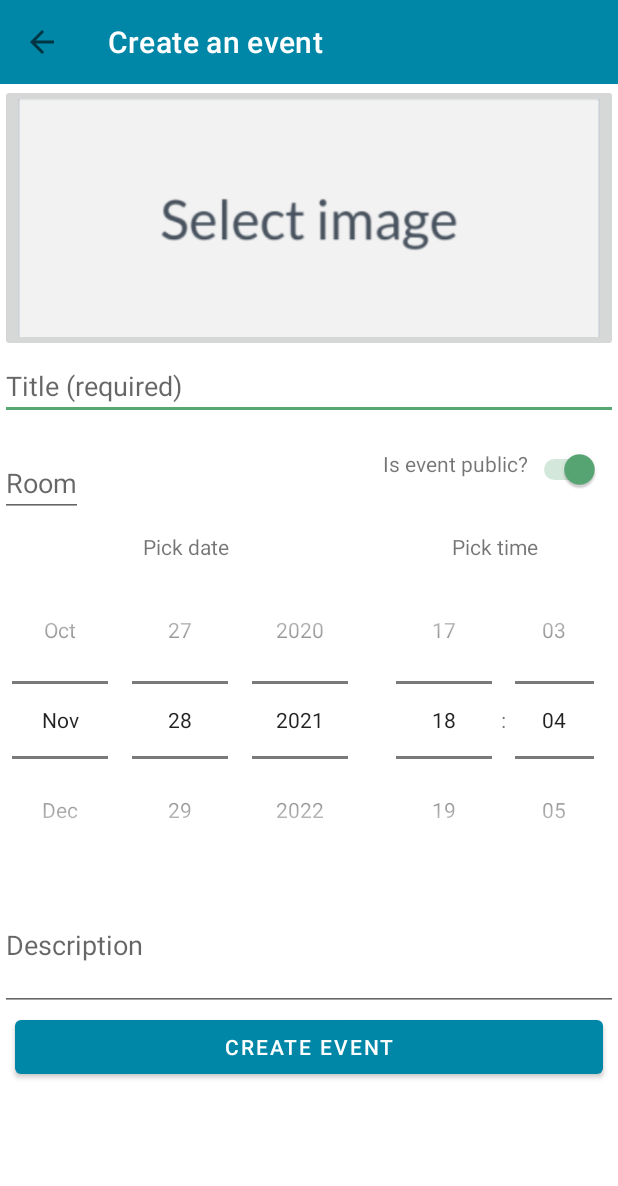
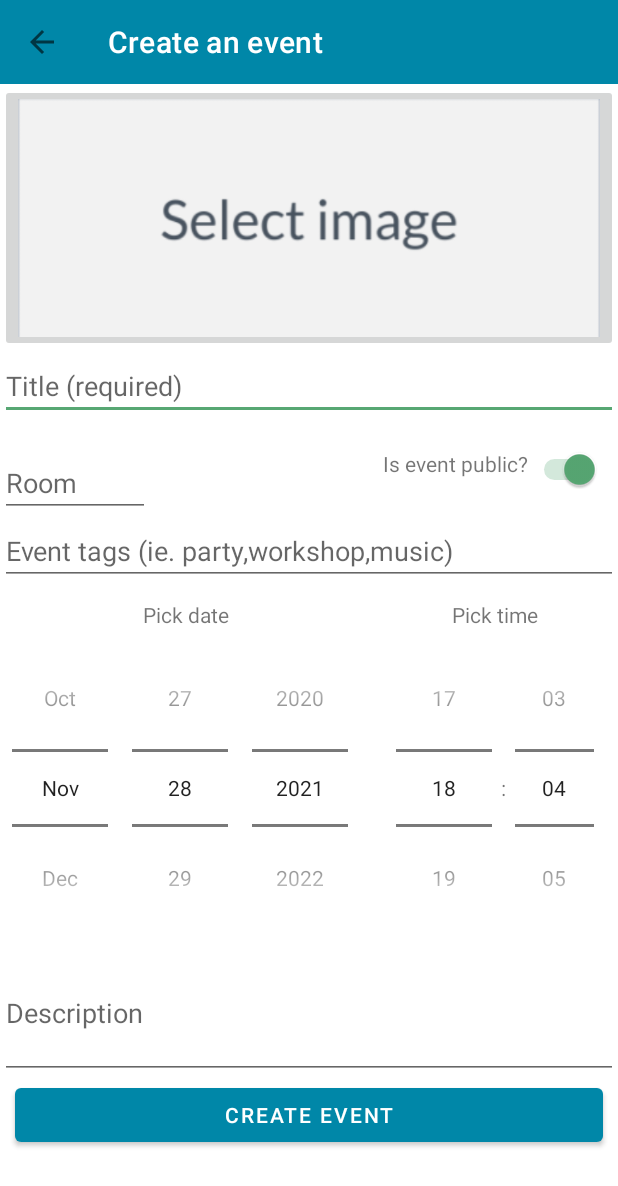
Before and after one commit to jhviggo/and-project-1, an Android app: the CreateEventActivity screen opened directly, with no data from a screen before it, on a phone screen of 412 x 824 dp. Shown: the top 1186 px of the screen. Run offline under Robolectric (Android 15) with nearby library versions, the phone set to English and light mode, and no system bars; our stand-ins replace Firebase (no records; nobody signed in at launch, a user with empty details on screens opened directly).

Commit message:
Add event tags for filtering

```diff
--- a/app/src/main/java/com/example/and_project/CreateEventActivity.java
+++ b/app/src/main/java/com/example/and_project/CreateEventActivity.java
@@ -16,6 +16,7 @@ import android.graphics.Color;
 import android.net.Uri;
 import android.os.Bundle;
 import android.provider.MediaStore;
+import android.util.Log;
 import android.view.View;
 import android.widget.DatePicker;
 import android.widget.ImageButton;
@@ -26,7 +27,11 @@ import android.widget.Toast;
 
 import com.example.and_project.data.FirebaseRepository;
 
+import java.lang.reflect.Array;
 import java.time.LocalDateTime;
+import java.util.ArrayList;
+import java.util.Arrays;
+import java.util.List;
 
 public class CreateEventActivity extends AppCompatActivity {
     private static final int PICK_IMAGE = 1;
@@ -35,6 +40,7 @@ public class CreateEventActivity extends AppCompatActivity {
     ImageButton ibImage;
     TextView tvTitleError;
     TextView tvRoom;
+    TextView tvTags;
     DatePicker tvDate;
     TimePicker tvTime;
     TextView tvDescription;
@@ -51,6 +57,7 @@ public class CreateEventActivity extends AppCompatActivity {
         tvTitleError.setTextColor(Color.RED);
         ibImage = findViewById(R.id.eventImage);
         tvRoom = findViewById(R.id.eventRoom);
+        tvTags = findViewById(R.id.eventTags);
         tvDate = (DatePicker) findViewById(R.id.eventDate);
         tvTime = (TimePicker) findViewById(R.id.eventTime);
         tvDescription = findViewById(R.id.eventDescription);
@@ -72,6 +79,8 @@ public class CreateEventActivity extends AppCompatActivity {
         }
         String ISODate = LocalDateTime.of(tvDate.getYear(), tvDate.getMonth(), tvDate.getDayOfMonth(), tvTime.getHour(), tvTime.getMinute()).toString();
         Switch tbIsPublic = (Switch) findViewById(R.id.eventIsPublic);
+        List<String> tags = Arrays.asList(tvTags.getText().toString().split(","));
+        tags.replaceAll(String::trim);
         boolean hasImage = eventImage != null;
         repository.addEvent(
                 tvTitle.getText().toString(),
@@ -79,7 +88,8 @@ public class CreateEventActivity extends AppCompatActivity {
                 tvRoom.getText().toString(),
                 tvDescription.getText().toString(),
                 hasImage,
-                tbIsPublic.isChecked()
+                tbIsPublic.isChecked(),
+                tags
         ).addOnCompleteListener(task -> {
             if (task.isSuccessful()) {
                 if (eventImage != null) {
--- a/app/src/main/java/com/example/and_project/data/Event.java
+++ b/app/src/main/java/com/example/and_project/data/Event.java
@@ -14,6 +14,7 @@ public class Event implements Serializable {
     private String organizer;
     private boolean hasImage;
     private List<String> attendees;
+    private List<String> tags;
 
     public Event(String id, Map<String, Object> values) {
         this.id = id;
@@ -24,6 +25,7 @@ public class Event implements Serializable {
         attendees = (List<String>) values.getOrDefault("attendees", new ArrayList<>());
         organizer = (String) values.get("organizer");
         hasImage = (Boolean) values.getOrDefault("hasImage", false);
+        tags = (List<String>) values.getOrDefault("tags", new ArrayList<>());
     }
 
     public String getId() {
@@ -44,6 +46,10 @@ public class Event implements Serializable {
 
     public String getRoom() {
         return room;
+    }
+
+    public List<String> getTags() {
+        return tags;
     }
 
     public String getDescription() {
--- a/app/src/main/java/com/example/and_project/data/FirebaseRepository.java
+++ b/app/src/main/java/com/example/and_project/data/FirebaseRepository.java
@@ -22,30 +22,31 @@ import java.util.List;
 import java.util.Map;
 
 public class FirebaseRepository {
-    private static String COLLECTION_EVENTS = "events";
-    private static String COLLECTION_USERS = "users";
-    private static String ATTENDEES = "attendees";
-    private static String TITLE = "title";
-    private static String ISO_DATE = "isoDate";
-    private static String ROOM = "room";
-    private static String DESCRIPTION = "description";
-    private static String ORGANIZER = "organizer";
-    private static String HAS_IMAGE = "hasImage";
-    private static String UID = "uid";
-    private static String EMAIL = "email";
-    private static String NAME = "name";
-    private static String IS_PUBLIC = "isPublic";
+    private final static String COLLECTION_EVENTS = "events";
+    private final static String COLLECTION_USERS = "users";
+    private final static String ATTENDEES = "attendees";
+    private final static String TITLE = "title";
+    private final static String ISO_DATE = "isoDate";
+    private final static String ROOM = "room";
+    private final static String DESCRIPTION = "description";
+    private final static String ORGANIZER = "organizer";
+    private final static String HAS_IMAGE = "hasImage";
+    private final static String UID = "uid";
+    private final static String EMAIL = "email";
+    private final static String NAME = "name";
+    private final static String IS_PUBLIC = "isPublic";
+    private final static String TAGS = "tags";
 
     private static FirebaseRepository instance;
-    private FirebaseAuth mAuth;
-    private FirebaseFirestore database;
-    private FirebaseStorage storage;
+    private final FirebaseAuth mAuth;
+    private final FirebaseFirestore database;
+    private final FirebaseStorage storage;
     private final EventListLiveData eventListLiveData;
     private UserLiveData userLiveData;
-    private CollectionReference eventCollectionReference;
-    private CollectionReference userCollectionReference;
-    private StorageReference storageRef;
-    private Query eventsQuery;
+    private final CollectionReference eventCollectionReference;
+    private final CollectionReference userCollectionReference;
+    private final StorageReference storageRef;
+    private final Query eventsQuery;
 
     private FirebaseRepository() {
         mAuth = FirebaseAuth.getInstance();
@@ -123,7 +124,7 @@ public class FirebaseRepository {
         return new EventListLiveData(myEventsQuery);
     }
 
-    public Task<DocumentReference> addEvent(String title, String ISODate, String room, String description, boolean hasImage, boolean isPublic) {
+    public Task<DocumentReference> addEvent(String title, String ISODate, String room, String description, boolean hasImage, boolean isPublic, List<String> tags) {
         Map<String, Object> docData = new HashMap<>();
         docData.put(ATTENDEES, new ArrayList<>());
         docData.put(TITLE, title);
@@ -133,6 +134,7 @@ public class FirebaseRepository {
         docData.put(ORGANIZER, mAuth.getCurrentUser().getUid());
         docData.put(HAS_IMAGE, hasImage);
         docData.put(IS_PUBLIC, isPublic);
+        docData.put(TAGS, tags);
 
         return eventCollectionReference.add(docData);
     }
--- a/app/src/main/res/layout/activity_create_event.xml
+++ b/app/src/main/res/layout/activity_create_event.xml
@@ -16,6 +16,13 @@
         app:titleTextColor="@android:color/white"
         android:background="?attr/colorPrimary">
     </androidx.appcompat.widget.Toolbar>
+    <ScrollView
+        android:layout_width="match_parent"
+        android:layout_height="wrap_content">
+        <LinearLayout
+            android:layout_width="match_parent"
+            android:layout_height="match_parent"
+            android:orientation="vertical">
             <ImageButton
                 android:id="@+id/eventImage"
                 android:layout_width="match_parent"
@@ -42,6 +49,7 @@
                     android:id="@+id/eventRoom"
                     android:layout_width="wrap_content"
                     android:layout_height="wrap_content"
+                    android:minWidth="100dp"
                     app:layout_constraintLeft_toLeftOf="parent"
                     app:layout_constraintTop_toTopOf="parent"
                     android:hint="@string/text_room"/>
@@ -60,7 +68,11 @@
                     app:layout_constraintTop_toTopOf="parent"
                     app:layout_constraintRight_toRightOf="parent" />
             </androidx.constraintlayout.widget.ConstraintLayout>
-
+            <EditText
+                android:id="@+id/eventTags"
+                android:layout_width="match_parent"
+                android:layout_height="wrap_content"
+                android:hint="@string/text_tags" />
             <LinearLayout
                 android:layout_width="match_parent"
                 android:layout_height="wrap_content"
@@ -105,6 +117,9 @@
                 android:hint="@string/text_description"
                 android:lines="3"
                 android:inputType="textMultiLine"/>
+        </LinearLayout>
+    </ScrollView>
+
     <Button
         android:layout_width="match_parent"
         android:layout_height="wrap_content"
--- a/app/src/main/res/layout/fragment_event_information.xml
+++ b/app/src/main/res/layout/fragment_event_information.xml
@@ -44,6 +44,12 @@
                 android:layout_marginBottom="12dp"/>
 
             <TextView
+                android:id="@+id/eventInfoTags"
+                android:layout_width="match_parent"
+                android:layout_height="wrap_content"
+                android:layout_marginBottom="12dp"/>
+
+            <TextView
                 android:id="@+id/eventInfoDescription"
                 android:layout_width="match_parent"
                 android:layout_height="wrap_content" />
--- a/app/src/main/res/values/strings.xml
+++ b/app/src/main/res/values/strings.xml
@@ -42,6 +42,7 @@
     <!-- CreateEvent -->
     <string name="createEvent_title">Create an event</string>
     <string name="event_is_public">Is event public?</string>
+    <string name="text_tags">Event tags (ie. "party,workshop,music")</string>
 
     <!-- AboutActivity -->
     <string name="about_title">About this App</string>
```
Also changed, not shown: app/src/main/java/com/example/and_project/EventInformationFragment.java (+7 -0 lines), 1 other file. Lines whose indentation alone changed are shown as unchanged.
